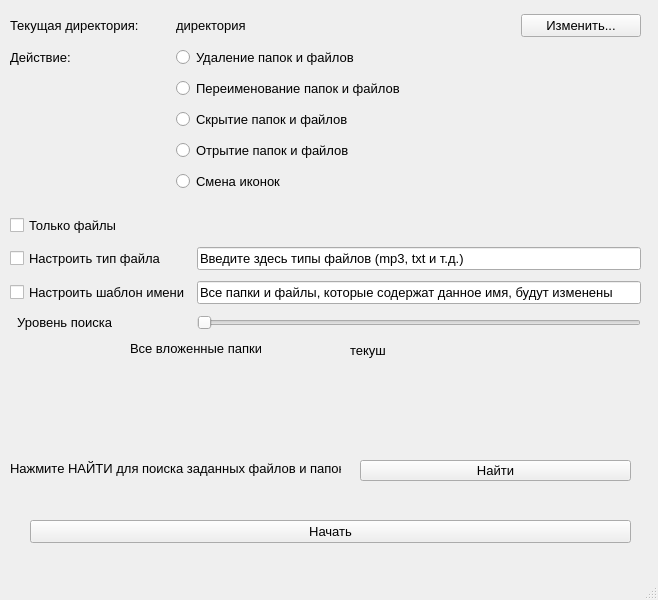
The window that gui.ui (AndreiLevitan/automatizator) describes before a commit, drawn with Qt 5.
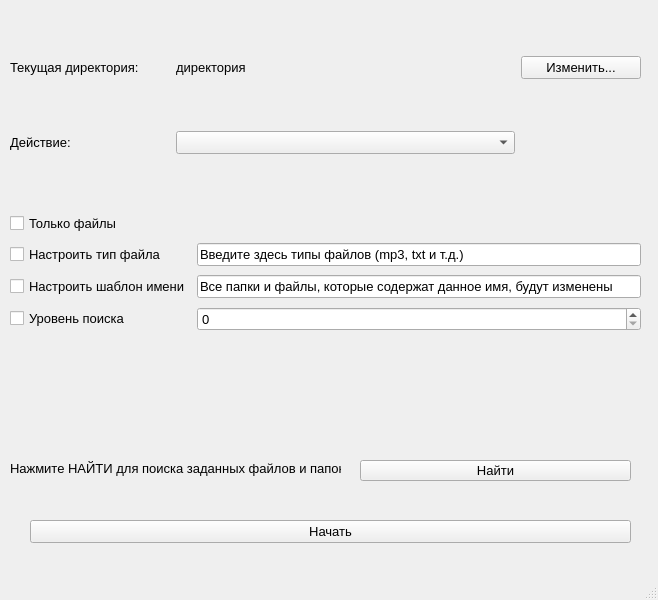
The same window after the commit.

Commit message: Изменение GUI

```diff
--- a/gui.ui
+++ b/gui.ui
@@ -35,46 +35,6 @@
      </rect>
     </property>
     <layout class="QGridLayout" name="gridLayout">
-     <item row="0" column="1">
-      <widget class="QLabel" name="current_directiry">
-       <property name="font">
-        <font>
-         <pointsize>10</pointsize>
-        </font>
-       </property>
-       <property name="text">
-        <string>директория</string>
-       </property>
-      </widget>
-     </item>
-     <item row="2" column="1">
-      <widget class="QRadioButton" name="rename_btn">
-       <property name="text">
-        <string>Переименование папок и файлов</string>
-       </property>
-       <attribute name="buttonGroup">
-        <string notr="true">move_group</string>
-       </attribute>
-      </widget>
-     </item>
-     <item row="0" column="0">
-      <widget class="QLabel" name="label">
-       <property name="maximumSize">
-        <size>
-         <width>160</width>
-         <height>16777215</height>
-        </size>
-       </property>
-       <property name="font">
-        <font>
-         <pointsize>10</pointsize>
-        </font>
-       </property>
-       <property name="text">
-        <string>Текущая директория:</string>
-       </property>
-      </widget>
-     </item>
      <item row="0" column="2">
       <widget class="QPushButton" name="pushButton">
        <property name="maximumSize">
@@ -88,10 +48,15 @@
        </property>
       </widget>
      </item>
-     <item row="1" column="1">
-      <widget class="QRadioButton" name="delete_btn">
+     <item row="0" column="1">
+      <widget class="QLabel" name="current_directory_label">
+       <property name="font">
+        <font>
+         <pointsize>10</pointsize>
+        </font>
+       </property>
        <property name="text">
-        <string>Удаление папок и файлов</string>
+        <string>директория</string>
        </property>
        <attribute name="buttonGroup">
         <string notr="true">move_group</string>
@@ -116,34 +81,41 @@
        </property>
       </widget>
      </item>
-     <item row="3" column="1">
-      <widget class="QRadioButton" name="hide_btn">
-       <property name="text">
-        <string>Скрытие папок и файлов</string>
+     <item row="0" column="0">
+      <widget class="QLabel" name="label">
+       <property name="maximumSize">
+        <size>
+         <width>160</width>
+         <height>16777215</height>
+        </size>
        </property>
-       <attribute name="buttonGroup">
-        <string notr="true">move_group</string>
-       </attribute>
-      </widget>
-     </item>
-     <item row="4" column="1">
-      <widget class="QRadioButton" name="unhide_btn">
+       <property name="font">
+        <font>
+         <pointsize>10</pointsize>
+        </font>
+       </property>
        <property name="text">
-        <string>Отрытие папок и файлов</string>
+        <string>Текущая директория:</string>
        </property>
        <attribute name="buttonGroup">
         <string notr="true">move_group</string>
        </attribute>
       </widget>
      </item>
-     <item row="5" column="1">
-      <widget class="QRadioButton" name="icon_btn">
-       <property name="text">
-        <string>Смена иконок</string>
+     <item row="1" column="1">
+      <widget class="QComboBox" name="current_move_combo_box">
+       <property name="editable">
+        <bool>false</bool>
        </property>
-       <attribute name="buttonGroup">
-        <string notr="true">move_group</string>
-       </attribute>
+       <property name="currentText">
+        <string/>
+       </property>
+       <property name="maxVisibleItems">
+        <number>9</number>
+       </property>
+       <property name="insertPolicy">
+        <enum>QComboBox::InsertAtBottom</enum>
+       </property>
       </widget>
      </item>
     </layout>
@@ -183,13 +155,6 @@
      </rect>
     </property>
     <layout class="QGridLayout" name="gridLayout_2">
-     <item row="3" column="0">
-      <widget class="QLabel" name="label_3">
-       <property name="text">
-        <string>  Уровень поиска</string>
-       </property>
-      </widget>
-     </item>
      <item row="2" column="0">
       <widget class="QCheckBox" name="set_name_box">
        <property name="text">
@@ -244,52 +209,21 @@
       </widget>
      </item>
      <item row="3" column="1">
-      <widget class="QSlider" name="horizontalSlider">
+      <widget class="QSpinBox" name="find_level_spin">
        <property name="minimum">
-        <number>-1</number>
+        <number>0</number>
        </property>
-       <property name="maximum">
-        <number>98</number>
-       </property>
-       <property name="value">
-        <number>-1</number>
-       </property>
-       <property name="tracking">
-        <bool>true</bool>
-       </property>
-       <property name="orientation">
-        <enum>Qt::Horizontal</enum>
+      </widget>
+     </item>
+     <item row="3" column="0">
+      <widget class="QCheckBox" name="find_level_box">
+       <property name="text">
+        <string>Уровень поиска</string>
        </property>
       </widget>
      </item>
     </layout>
    </widget>
-   <widget class="QLabel" name="label_4">
-    <property name="geometry">
-     <rect>
-      <x>130</x>
-      <y>340</y>
-      <width>131</width>
-      <height>16</height>
-     </rect>
-    </property>
-    <property name="text">
-     <string>Все вложенные папки</string>
-    </property>
-   </widget>
-   <widget class="QLabel" name="current_find_value_label">
-    <property name="geometry">
-     <rect>
-      <x>350</x>
-      <y>340</y>
-      <width>131</width>
-      <height>20</height>
-     </rect>
-    </property>
-    <property name="text">
-     <string>текуш</string>
-    </property>
-   </widget>
    <widget class="QPushButton" name="pushButton_3">
     <property name="geometry">
      <rect>
```
Left out of the diff: 10 changed lines with no effect on the pictures.
